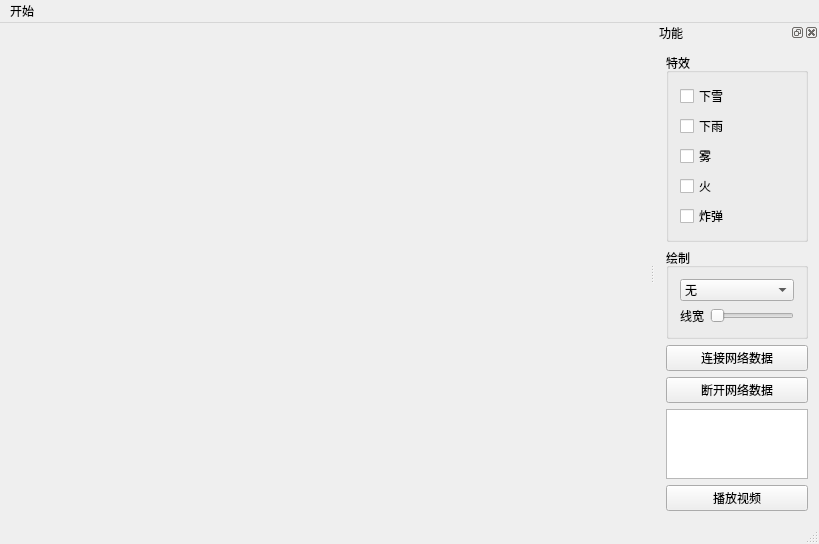
This is OSGEarthWindow/OSGEarthWindow/osgearthwindow.ui in whyzzd/OSG as Qt 5 draws it before an edit. The edited form follows.
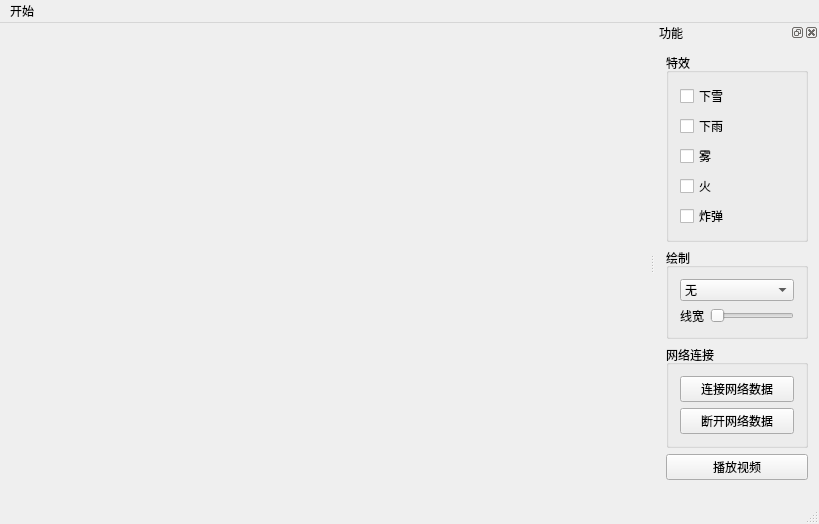
This is the edited form.

Commit message: 调整了一下界面

```diff
--- a/OSGEarthWindow/OSGEarthWindow/osgearthwindow.ui
+++ b/OSGEarthWindow/OSGEarthWindow/osgearthwindow.ui
@@ -10,6 +10,12 @@
     <height>524</height>
    </rect>
   </property>
+  <property name="sizePolicy">
+   <sizepolicy hsizetype="Preferred" vsizetype="Preferred">
+    <horstretch>0</horstretch>
+    <verstretch>0</verstretch>
+   </sizepolicy>
+  </property>
   <property name="windowTitle">
    <string>OSGEarthWindow</string>
   </property>
@@ -52,25 +58,34 @@
    </attribute>
    <widget class="QWidget" name="dockWidgetContents">
     <layout class="QGridLayout" name="gridLayout_2">
+     <item row="3" column="1">
+      <widget class="QPushButton" name="pushButtonPlay">
+       <property name="text">
+        <string>播放视频</string>
+       </property>
+      </widget>
+     </item>
      <item row="2" column="1">
+      <widget class="QGroupBox" name="groupBox_3">
+       <property name="title">
+        <string>网络连接</string>
+       </property>
+       <layout class="QGridLayout" name="gridLayout_4">
+        <item row="0" column="0">
       <widget class="QPushButton" name="pushButtonOpen">
        <property name="text">
         <string>连接网络数据</string>
        </property>
       </widget>
      </item>
-     <item row="3" column="1">
+        <item row="1" column="0">
       <widget class="QPushButton" name="pushButtonClose">
        <property name="text">
         <string>断开网络数据</string>
        </property>
       </widget>
      </item>
-     <item row="5" column="1">
-      <widget class="QPushButton" name="pushButtonPlay">
-       <property name="text">
-        <string>播放视频</string>
-       </property>
+       </layout>
       </widget>
      </item>
      <item row="0" column="1">
@@ -180,17 +195,17 @@
       </widget>
      </item>
      <item row="4" column="1">
-      <widget class="QTreeView" name="treeView">
-       <property name="enabled">
-        <bool>true</bool>
+      <spacer name="verticalSpacer">
+       <property name="orientation">
+        <enum>Qt::Vertical</enum>
        </property>
-       <property name="sizePolicy">
-        <sizepolicy hsizetype="Ignored" vsizetype="Expanding">
-         <horstretch>0</horstretch>
-         <verstretch>0</verstretch>
-        </sizepolicy>
+       <property name="sizeHint" stdset="0">
+        <size>
+         <width>20</width>
+         <height>40</height>
+        </size>
        </property>
-      </widget>
+      </spacer>
      </item>
     </layout>
    </widget>
```
Left out of the diff: 5 changed lines with no effect on the pictures. Lines whose indentation alone changed are shown as unchanged. The commit also changes 2 other files.
